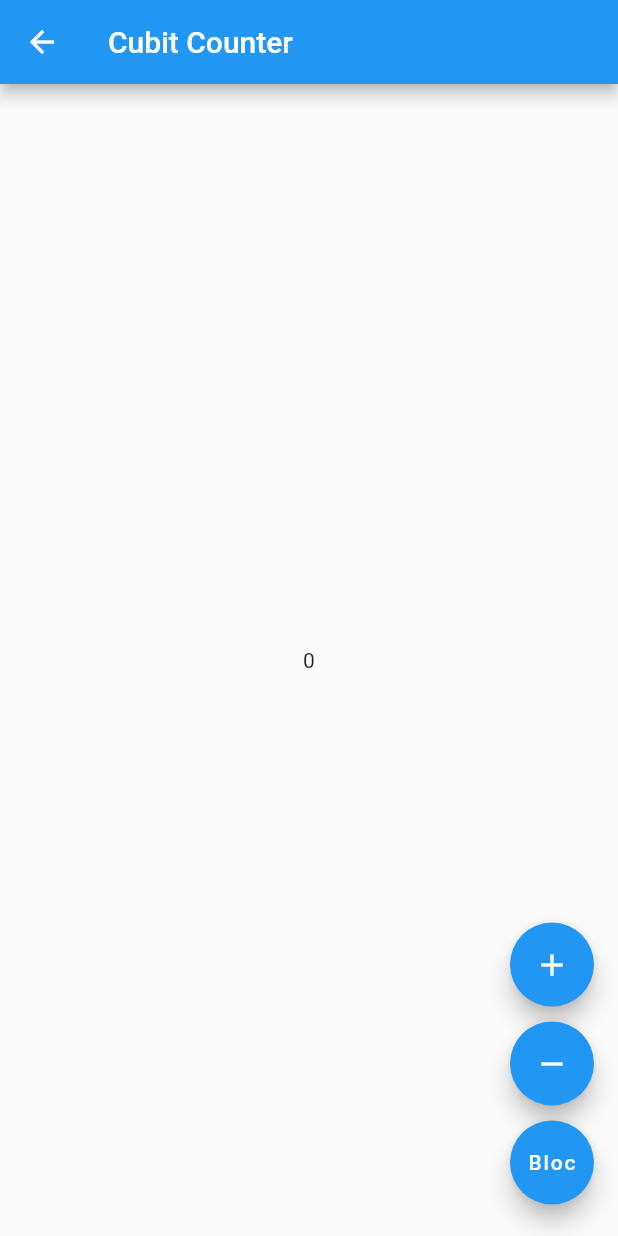
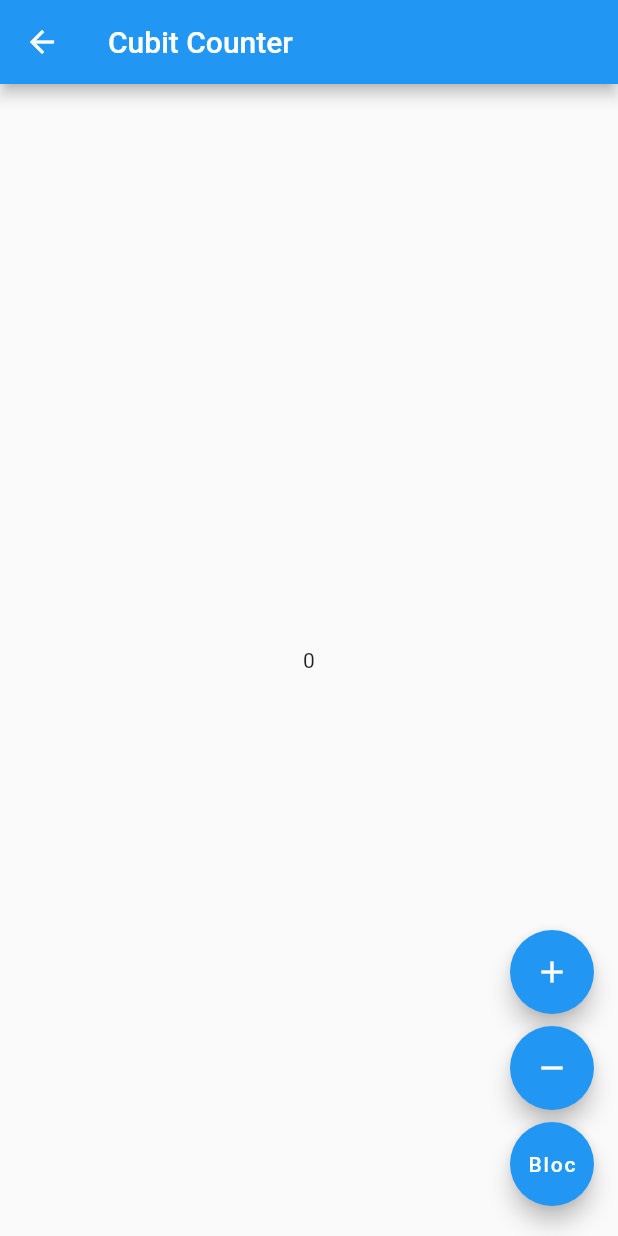
Before and after one commit to sarthak333/flutter-boilerplate, a Flutter app: the CounterCubitPage screen opened by its route, on a phone screen of 412 x 824 dp. Run offline on Flutter 3.47's test engine with Material 2 defaults, Android fonts, the phone set to English and light mode, and no system bars; our stand-ins replace copy_with_extension, firebase_core, firebase_messaging, flash, fluro, flutter_bloc and 7 more; accounts and stored records are empty.

Commit message:
chore: replaced individual padding with constants

```diff
--- a/lib/config/utils/app.dart
+++ b/lib/config/utils/app.dart
@@ -2,6 +2,7 @@ import 'package:fluro/fluro.dart';
 import 'package:flutter/material.dart';
 import 'package:flash/flash.dart';
 import 'package:flutter_boilerplate/core/business/app_cubit.dart';
+import 'package:flutter_boilerplate/core/presentation/common/spacing.dart';
 import 'package:flutter_boilerplate/core/presentation/common/widgets/bottom_sheet.dart';
 import 'package:flutter_dotenv/flutter_dotenv.dart';
 import 'package:graphql/client.dart';
@@ -173,11 +174,11 @@ class App {
     double borderWidth = 0,
     bool enableDrag = true,
     FlashStyle? style = FlashStyle.floating,
-    EdgeInsets margin = const EdgeInsets.all(8),
+    EdgeInsets margin = const EdgeInsets.all(space2),
     Color? leftBarIndicatorColor,
     List<Widget>? actions,
     Widget? icon,
-    EdgeInsets padding = const EdgeInsets.all(16),
+    EdgeInsets padding = const EdgeInsets.all(space4),
     Widget? primaryAction,
     bool shouldIconPulse = true,
     bool showProgressIndicator = false,
--- a/lib/core/presentation/authentication/login.dart
+++ b/lib/core/presentation/authentication/login.dart
@@ -1,6 +1,7 @@
 import 'package:flutter/material.dart';
 import 'package:flutter_boilerplate/core/business/login_cubit.dart';
 import 'package:flutter_boilerplate/core/business/app_cubit.dart';
+import 'package:flutter_boilerplate/core/presentation/common/spacing.dart';
 import 'package:reactive_forms/reactive_forms.dart';
 
 class Login extends StatefulWidget {
@@ -30,7 +31,7 @@ class _LoginState extends State<Login> {
     return Scaffold(
       body: SafeArea(
         child: Container(
-          padding: const EdgeInsets.all(16),
+          padding: const EdgeInsets.all(space4),
           child: Column(
             mainAxisSize: MainAxisSize.max,
             mainAxisAlignment: MainAxisAlignment.center,
--- a/lib/core/presentation/counter_bloc/index.dart
+++ b/lib/core/presentation/counter_bloc/index.dart
@@ -2,6 +2,7 @@ import 'package:flutter/material.dart';
 import 'package:flutter_bloc/flutter_bloc.dart';
 import 'package:flutter_boilerplate/core/business/counter/counter_bloc.dart';
 import 'package:flutter_boilerplate/core/business/counter/events.dart';
+import 'package:flutter_boilerplate/core/presentation/common/spacing.dart';
 
 class CounterBlocPage extends StatefulWidget {
   @override
@@ -21,7 +22,7 @@ class _CounterBlocPageState extends State<CounterBlocPage> {
         mainAxisAlignment: MainAxisAlignment.end,
         children: <Widget>[
           Padding(
-            padding: const EdgeInsets.symmetric(vertical: 5.0),
+            padding: const EdgeInsets.symmetric(vertical: space1),
             child: FloatingActionButton(
               heroTag: 'increment',
               child: const Icon(Icons.add),
@@ -30,7 +31,7 @@ class _CounterBlocPageState extends State<CounterBlocPage> {
             ),
           ),
           Padding(
-            padding: const EdgeInsets.symmetric(vertical: 5.0),
+            padding: const EdgeInsets.symmetric(vertical: space1),
             child: FloatingActionButton(
               heroTag: 'decrement',
               child: const Icon(Icons.remove),
--- a/lib/core/presentation/counter_cubit/index.dart
+++ b/lib/core/presentation/counter_cubit/index.dart
@@ -2,6 +2,7 @@ import 'package:flutter/material.dart';
 import 'package:flutter_bloc/flutter_bloc.dart';
 import 'package:flutter_boilerplate/config/utils/app.dart';
 import 'package:flutter_boilerplate/core/business/counter/counter_cubit.dart';
+import 'package:flutter_boilerplate/core/presentation/common/spacing.dart';
 
 class CounterCubitPage extends StatefulWidget {
   @override
@@ -28,7 +29,7 @@ class _CounterCubitPageState extends State<CounterCubitPage> {
         mainAxisAlignment: MainAxisAlignment.end,
         children: <Widget>[
           Padding(
-            padding: const EdgeInsets.symmetric(vertical: 5.0),
+            padding: const EdgeInsets.symmetric(vertical: space1),
             child: FloatingActionButton(
               heroTag: 'increment',
               child: const Icon(Icons.add),
@@ -36,7 +37,7 @@ class _CounterCubitPageState extends State<CounterCubitPage> {
             ),
           ),
           Padding(
-            padding: const EdgeInsets.symmetric(vertical: 5.0),
+            padding: const EdgeInsets.symmetric(vertical: space1),
             child: FloatingActionButton(
               heroTag: 'decrement',
               child: const Icon(Icons.remove),
@@ -44,7 +45,7 @@ class _CounterCubitPageState extends State<CounterCubitPage> {
             ),
           ),
           Padding(
-            padding: const EdgeInsets.symmetric(vertical: 5.0),
+            padding: const EdgeInsets.symmetric(vertical: space1),
             child: FloatingActionButton(
               heroTag: 'nav',
               child: const Text('Bloc'),
```
